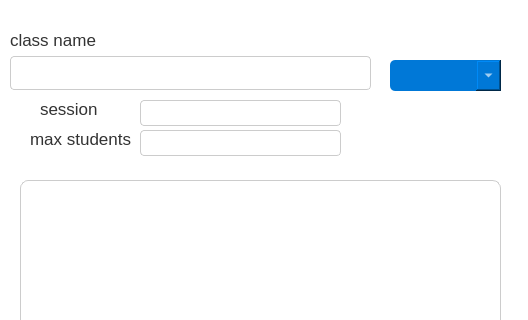
Before: the Qt Designer form School_System/ui/AddClassDialog.ui in KasperJack/School-Management-System, drawn with Qt 5; both pictures show x 0 to 528 and y 0 to 320 of the 528 by 469 pixel window.
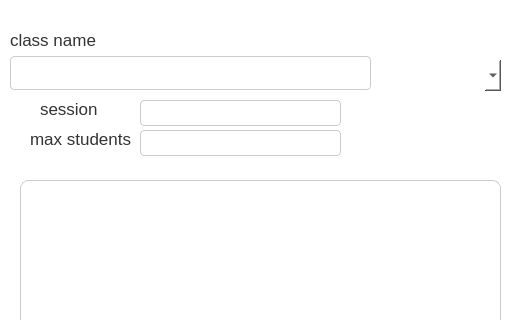
After: the same form once the commit is applied. Icons and pictures are not drawn.

The edit to the form file:
```diff
--- a/School_System/ui/AddClassDialog.ui
+++ b/School_System/ui/AddClassDialog.ui
@@ -201,43 +201,56 @@
    <property name="font">
     <font>
      <family>Segoe UI</family>
-     <pointsize>10</pointsize>
+     <pointsize>-1</pointsize>
      <strikeout>false</strikeout>
     </font>
    </property>
    <property name="styleSheet">
-    <string notr="true">            QComboBox {
-                background-color: #0078d7;  /* Blue background */
-                color: white;              /* White text */
-                border: none;
-                border-radius: 5px;        /* Rounded corners */
-                font-size: 10pt;
-            }
-            QComboBox:hover {
-                background-color: #005a9e; /* Darker blue on hover */
-            }
- 
+    <string notr="true">/* Base ComboBox */
+QComboBox {
+    background-color: #ffffff; /* White background */
+    color: #000000; /* Black text */
+    border: 1px solid #cccccc; /* Light gray border */
+    border-radius: 0px; /* Slightly rounded corners */
+    font-family: &quot;Segoe UI&quot;; /* Windows system font */
+    font-size: 12px; /* Standard font size */
+    padding: 2px; /* Keep original padding */
+}
 
+/* Arrow Button */
+QComboBox::drop-down {
+    border: none; /* Remove border around the drop-down button */
+    background-color: #f0f0f0; /* Light gray background for the arrow */
+    border-left: 1px solid #cccccc; /* Add a separator for the arrow */
+    width: 20px; /* Keep original width */
+}
 
-            QComboBox QAbstractItemView {
-                background-color: #bababa; /* White background for drop-down menu */
-                color: black;              /* Black text in drop-down */
+/* Drop-down Arrow */
+QComboBox::down-arrow {
+    image: url(down-arrow-icon.png); /* Use a custom arrow icon if needed */
+    width: 10px;
+    height: 10px;
+}
 
-            }
+/* Drop-down List (Popup Menu) */
+QComboBox QAbstractItemView {
+    background-color: #f9f9f9; /* Light gray background for the menu */
+    color: #000000; /* Black text */
+    border: 0px solid #cccccc; /* Light gray border around the menu */
+    selection-background-color: #0078d4; /* Blue highlight for selected items */
+    selection-color: #ffffff; /* White text for selected items */
+}
 
+/* Hover Effect */
+QComboBox:hover {
+    border: 1px solid #0078d4; /* Blue border on hover */
+}
 
-
-            QComboBox::down-arrow {
-                width: 8px;
-                height: 8px;
-                margin: 0px;
-            }
-
-
-           QComboBox::drop-down {
-                width: 25px;
-
-            }
+/* Focused ComboBox */
+QComboBox:focus {
+    border: 1px solid #005a9e; /* Darker blue border when focused */
+}
+&quot;&quot;&quot;
 </string>
    </property>
   </widget>
```
